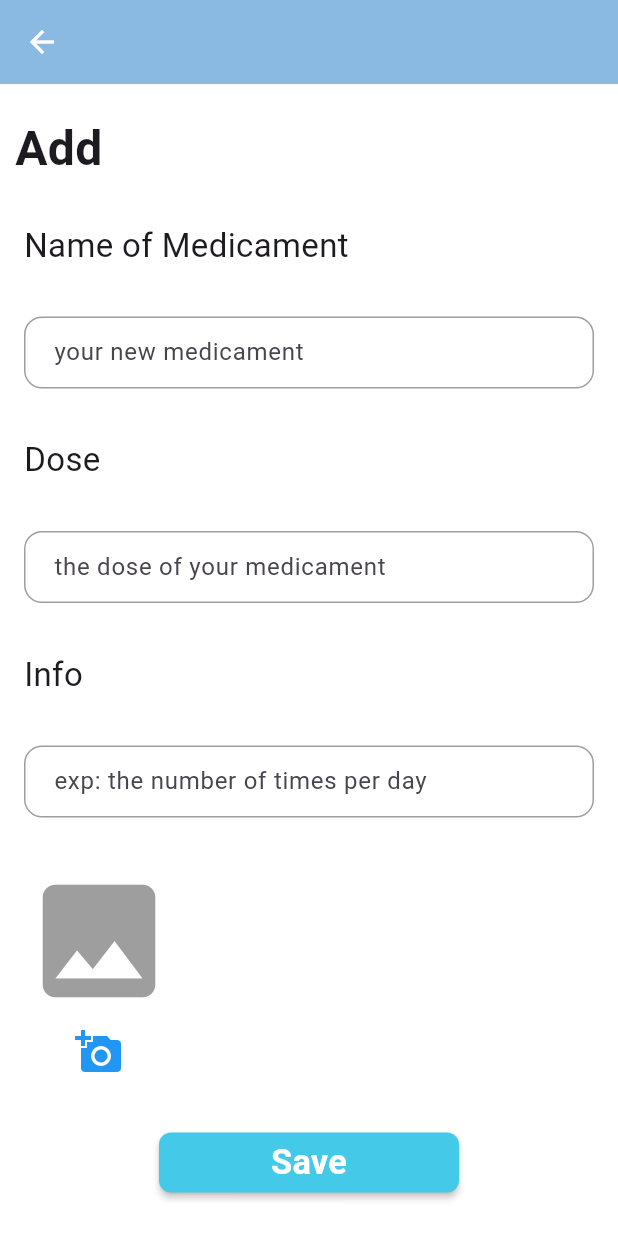
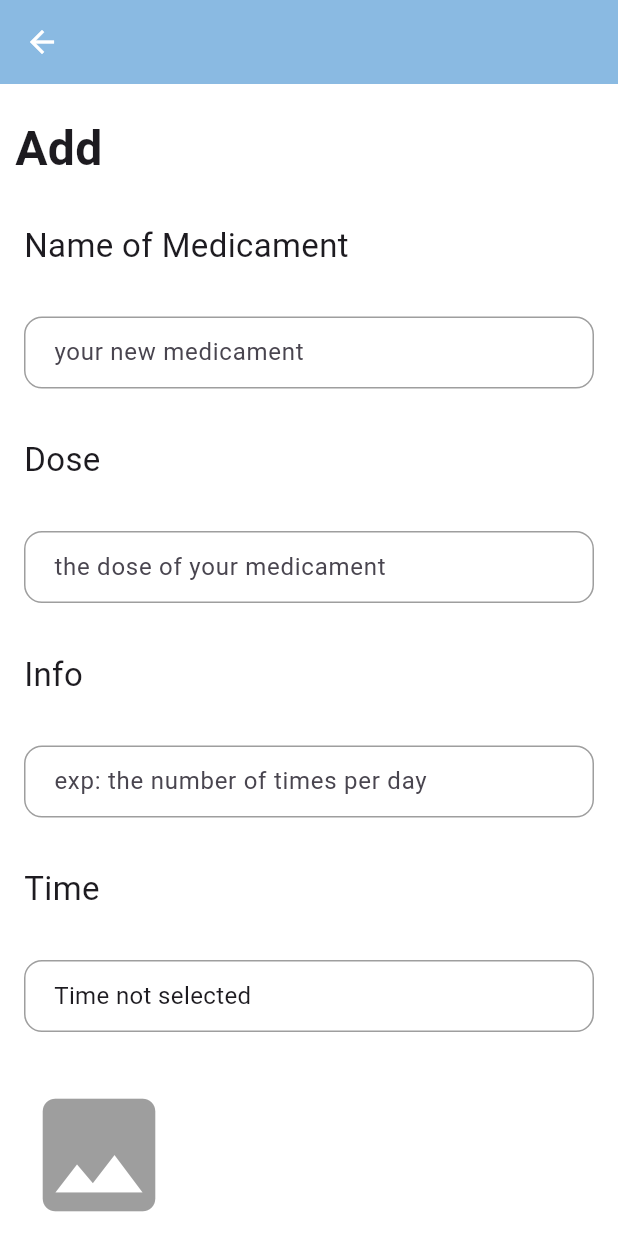
Before and after one commit to Brayteh/dr-time, a Flutter app: the AddPage screen opened directly with empty values, on a phone screen of 412 x 824 dp. Run offline on Flutter 3.47's test engine with Material 3 defaults, Android fonts, the phone set to English and light mode, and no system bars; our stand-ins replace image_picker, shared_preferences; accounts and stored records are empty.

Commit message:
updated to set a time

```diff
--- a/dr_time/lib/Theme/medCard.dart
+++ b/dr_time/lib/Theme/medCard.dart
@@ -6,6 +6,7 @@ class MedCard extends StatelessWidget {
   final String imagePath;
   final String dosis;
   final String info;
+  final String? time;
 
   const MedCard({
     super.key,
@@ -14,6 +15,7 @@ class MedCard extends StatelessWidget {
     required this.imagePath,
     required this.dosis,
     required this.info,
+    this.time,
   });
 
   @override
@@ -54,6 +56,12 @@ class MedCard extends StatelessWidget {
               style: const TextStyle(fontSize: 14, color: Colors.black54),
               textAlign: TextAlign.center,
             ),
+            const SizedBox(height: 4),
+            Text(
+              time != null ? 'Time: $time' : 'No time set',
+              style: const TextStyle(fontSize: 14, color: Colors.green),
+              textAlign: TextAlign.center,
+            ),
           ],
         ),
       ),
--- a/dr_time/lib/domain/medicament.dart
+++ b/dr_time/lib/domain/medicament.dart
@@ -5,6 +5,7 @@ class Medicament {
   final String medName;
   final String dosis;
   final String info;
+  final String time;
 
 
   const Medicament({
@@ -13,6 +14,7 @@ class Medicament {
     required this.medName,
     required this.dosis,
     required this.info,
+     required this.time,
 
   });
 
@@ -22,6 +24,7 @@ class Medicament {
     String? medName,
     String? dosis,
     String? info,
+    String? time,
   }) {
 
     return Medicament(
@@ -30,9 +33,12 @@ class Medicament {
       medName: medName ?? this.medName,
       dosis: dosis ?? this.dosis,
       info: info ?? this.info,
+      time: time ?? this.time,
     );
   }
 
   factory Medicament.empty() =>
-      const Medicament(id: 0,imagePath: "", medName: "",dosis: "", info:"");
+      const Medicament(id: 0,imagePath: "", medName: "",dosis: "", info:"", time: "");
+
+
 }
--- a/dr_time/lib/screens/add.dart
+++ b/dr_time/lib/screens/add.dart
@@ -14,11 +14,13 @@ class AddPage extends StatefulWidget {
 }
 
 class _AddPageState extends State<AddPage> {
-  final TextEditingController nameController = TextEditingController();
-  final TextEditingController doseController = TextEditingController();
-  final TextEditingController infoController = TextEditingController();
+  final  nameController = TextEditingController();
+  final  doseController = TextEditingController();
+  final  infoController = TextEditingController();
+  final  timeController = TextEditingController();
 
   File? _selectedImage;
+  TimeOfDay? _selectedTime;
 
   Future<void> _pickImage() async {
     final ImagePicker picker = ImagePicker();
@@ -27,6 +29,20 @@ class _AddPageState extends State<AddPage> {
     if (pickedFile != null) {
       setState(() {
         _selectedImage = File(pickedFile.path);
+      });
+    }
+  }
+
+    // اختيار وقت
+  Future<void> _pickTime() async {
+    final TimeOfDay? picked = await showTimePicker(
+      context: context,
+      initialTime: TimeOfDay.now(),
+    );
+    if (picked != null) {
+      setState(() {
+        _selectedTime = picked;
+        timeController.text = picked.format(context); // حفظه كنص
       });
     }
   }
@@ -60,6 +76,27 @@ class _AddPageState extends State<AddPage> {
             // Info
             _buildLabel("Info"),
             _buildTextField(infoController, "exp: the number of times per day"),
+
+            // Time
+            _buildLabel("Time"),
+            Padding(padding:  const EdgeInsets.all(16),
+              child:  InkWell(
+                onTap: _pickTime,
+                child: InputDecorator(
+                    decoration: const InputDecoration(
+                      border: OutlineInputBorder(),
+                      hintText: "Select Time",
+                    ),
+                    child: Text(
+                      _selectedTime != null
+                          ? _selectedTime!.format(context)
+                          : "Time not selected",
+                      style: const TextStyle(fontSize: 16),
+                    )
+                  ),
+                ),
+              ),
+
 
             // زر اختيار صورة
             Padding(
@@ -98,6 +135,7 @@ class _AddPageState extends State<AddPage> {
                       medName: nameController.text,
                       dosis: doseController.text,
                       info: infoController.text,
+                      time: timeController.text.isEmpty ? 'undefined' : timeController.text,
                     );
 
                     await widget.db.createMedicament(newMed);
--- a/dr_time/lib/screens/edit.dart
+++ b/dr_time/lib/screens/edit.dart
@@ -11,6 +11,7 @@ class EditMedPage extends StatefulWidget {
   final String dosis;
   final String imagePath;
   final String info;
+  final String time;
 
   const EditMedPage({
     super.key,
@@ -20,6 +21,7 @@ class EditMedPage extends StatefulWidget {
     required this.dosis,
     required this.imagePath,
     required this.info,
+    required this.time,
   });
 
   @override
@@ -31,22 +33,27 @@ class _EditMedPageState extends State<EditMedPage> {
   late TextEditingController dosisController;
   late TextEditingController infoController;
   late TextEditingController imageController;
+  late TextEditingController timeController;
+  TimeOfDay? selectedTime; // for time picker
 
 
 
 
               // mo7adis Medicament
-  void saveChanges(){
-    final updatedMed = Medicament(id: widget.id,
-       imagePath: imageController.text,
-       medName: nameController.text,
-       dosis: dosisController.text,
-       info: infoController.text);
+  void saveChanges() {
+    final updatedMed = Medicament(
+      id: widget.id,
+      imagePath: imageController.text,
+      medName: nameController.text,
+      dosis: dosisController.text,
+      info: infoController.text,
+      time: timeController.text.isEmpty? 'undefined ': timeController.text,
+    );
+
     widget.db.updateMedicament(widget.id, updatedMed);
 
     Navigator.pop(context); // ein mal zurück
     Navigator.pop(context); // zwei mal zurück home page
-
   }
 
   @override
@@ -56,6 +63,8 @@ class _EditMedPageState extends State<EditMedPage> {
     dosisController = TextEditingController(text: widget.dosis);
     infoController = TextEditingController(text: widget.info);
     imageController = TextEditingController(text: widget.imagePath);
+    timeController = TextEditingController(text: widget.time);
+
   }
 
   @override // man3 tasarob zekra
@@ -64,6 +73,7 @@ class _EditMedPageState extends State<EditMedPage> {
     dosisController.dispose();
     infoController.dispose();
     imageController.dispose();
+    timeController.dispose();
     super.dispose();
   }
   void _pickImage() async{
@@ -72,6 +82,19 @@ class _EditMedPageState extends State<EditMedPage> {
     if (PickedFile != null){
       setState(() {
         imageController.text = PickedFile.path;
+      });
+    }
+  }
+
+  Future<void> _pickTime() async {
+    final picked = await showTimePicker(
+      context: context,
+      initialTime: TimeOfDay.now(),
+    );
+    if (picked != null) {
+      setState(() {
+        selectedTime = picked;
+        timeController.text = picked.format(context);
       });
     }
   }
@@ -117,6 +140,20 @@ class _EditMedPageState extends State<EditMedPage> {
               decoration: const InputDecoration(labelText: "Info"),
               maxLines: 3,
             ),
+            const SizedBox(height: 10),
+            InkWell(
+              onTap: _pickTime,
+              child: InputDecorator(
+                decoration: const InputDecoration(
+                  labelText: "Time",
+                  border: OutlineInputBorder(),
+                  suffixIcon: Icon(Icons.access_time),
+                ),
+                child: Text(
+                  timeController.text.isNotEmpty ? timeController.text : "Time not selected" ,
+                ),
+              ),
+            ),
             const SizedBox(height: 20),
             ElevatedButton(
               onPressed: saveChanges,
--- a/dr_time/lib/screens/home_screen.dart
+++ b/dr_time/lib/screens/home_screen.dart
@@ -61,8 +61,7 @@ class _HomePageState extends State<HomePage> {
                 ),
               ),
             ],
-          ),
-          // FutureBuilder to load medicaments from the database
+          ),          // FutureBuilder to load medicaments from the database
           Expanded(
             child: FutureBuilder<List<Medicament>>(
               future: widget.db.readAllMedicamente(),
@@ -72,7 +71,7 @@ class _HomePageState extends State<HomePage> {
                 } else if (snapshot.hasError) {
                   return Center(child: Text('Error: ${snapshot.error}'));
                 } else if (!snapshot.hasData || snapshot.data!.isEmpty) {
-                  return const Center(child: Text('No medications found.'));
+                  return const Center(child: Text('No medicaments found.'));
                 }
                 final meds = snapshot.data!;
                 return ListView.builder(
@@ -94,6 +93,7 @@ class _HomePageState extends State<HomePage> {
                                   imagePath: med.imagePath,
                                   info: med.info,
                                   dosis: med.dosis,
+                                  time: med.time,
                                 ),
                               ),
                             ).then((_) {
@@ -106,6 +106,7 @@ class _HomePageState extends State<HomePage> {
                             dosis: med.dosis,
                             imagePath: med.imagePath,
                             info: med.info,
+                            time: med.time,
                           ),
                         ),
                         const Divider(thickness: 1, indent: 20, endIndent: 20),
--- a/dr_time/lib/screens/viewMedPage.dart
+++ b/dr_time/lib/screens/viewMedPage.dart
@@ -9,6 +9,7 @@ class ViewMedPage extends StatelessWidget {
   final String dosis;
   final String imagePath;
   final String info;
+  final String? time;
 
   const ViewMedPage({
     super.key,
@@ -18,6 +19,7 @@ class ViewMedPage extends StatelessWidget {
     required this.dosis,
     required this.imagePath,
     required this.info,
+    this.time,
   });
 
   @override
@@ -47,6 +49,7 @@ class ViewMedPage extends StatelessWidget {
                           dosis: dosis,
                           imagePath: imagePath,
                           info: info,
+                          time: time ?? '',
                         ),
                       ),
                     );
@@ -115,6 +118,11 @@ class ViewMedPage extends StatelessWidget {
               style: const TextStyle(fontSize: 16),
               textAlign: TextAlign.center,
             ),
+            const SizedBox(height: 10),
+            Text(
+              time != null ? 'Time: $time' : 'No time set',
+              style: const TextStyle(fontSize: 16, color: Colors.green),
+            ),
           ],
         ),
       ),
```
